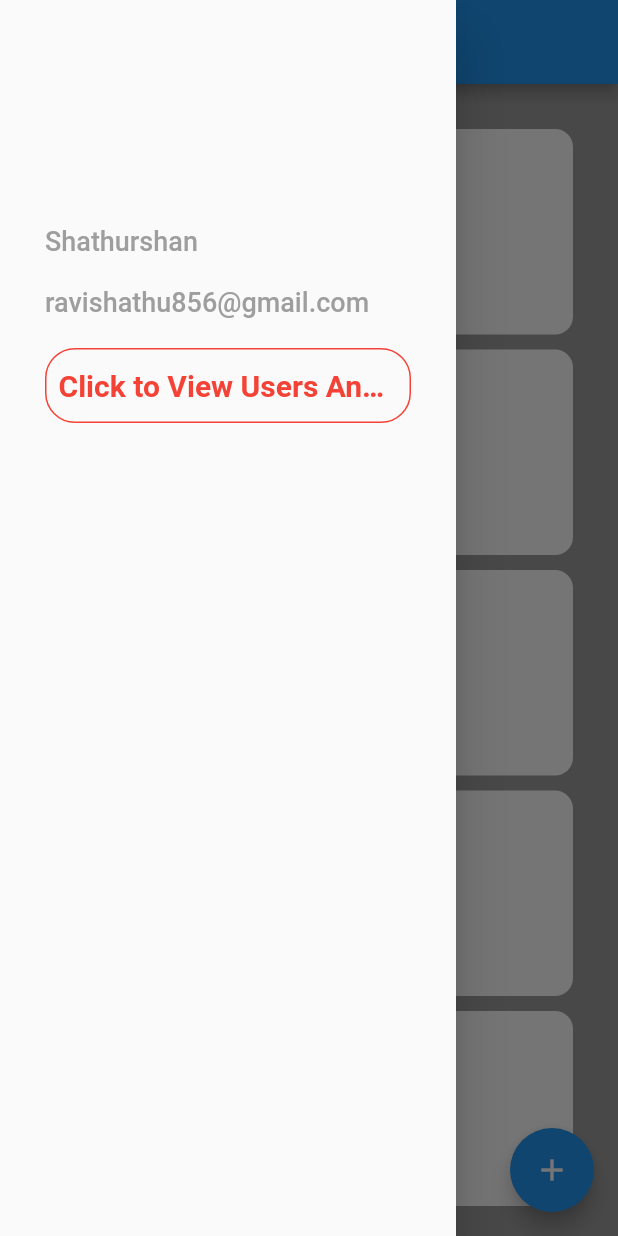
After one commit to shathurshan/Survey-project-frontend, a Flutter app: the AdminDashbordScreen screen opened by its route, with the side drawer open, on a phone screen of 412 x 824 dp. The commit adds this screen. Run offline on Flutter 3.47's test engine with Material 2 defaults, Android fonts, the light colour scheme and no system bars; network calls fail.

Commit message:
developed the user and admin dashbord screens and developed the create post screen as well

```diff
--- /dev/null
+++ b/lib/ui/admin/admin_dashbord_screen.dart
@@ -0,0 +1,71 @@
+import 'package:flutter/material.dart';
+import 'package:survey_project_front_end/ui/admin/create_post_screen.dart';
+import 'package:survey_project_front_end/widgets/custom_drawer.dart';
+import 'package:survey_project_front_end/widgets/survey_post_card.dart';
+
+class AdminDashbordScreen extends StatefulWidget {
+  static const routeName = '/admindashbordscreen';
+  const AdminDashbordScreen({super.key});
+
+  @override
+  State<AdminDashbordScreen> createState() => _AdminDashbordScreenState();
+}
+
+class _AdminDashbordScreenState extends State<AdminDashbordScreen> {
+  @override
+  Widget build(BuildContext context) {
+    return Scaffold(
+      backgroundColor: Colors.grey,
+      appBar: AppBar(
+        title: const Text("Admin Dashbord"),
+        centerTitle: true,
+      ),
+      drawer: CustomDrawer(
+        name: "Shathurshan",
+        nameFontSize: 18.0,
+        nameFontWeight: FontWeight.w500,
+        nameTextColor: Colors.grey,
+        flatButtonText: "Click to View Users Answers",
+        buttonFontSize: 20.0,
+        buttonFontWeight: FontWeight.w700,
+        buttonTextColor: Colors.red,
+        mail: "ravishathu856@gmail.com",
+        mailFontSize: 18.0,
+        mailFontWeight: FontWeight.w500,
+        mailTextColor: Colors.grey,
+        onClickFunction: () {},
+      ),
+      body: SafeArea(
+        child: Padding(
+          padding: const EdgeInsets.only(
+            left: 30.0,
+            right: 30.0,
+            top: 20.0,
+            bottom: 20.0,
+          ),
+          child: ListView.builder(
+            scrollDirection: Axis.vertical,
+            shrinkWrap: true,
+            itemCount: 6,
+            itemBuilder: (context, index) {
+              return const SurveyPostCard(
+                surveyName: "User Survey Salary",
+              );
+            },
+          ),
+        ),
+      ),
+      floatingActionButton: FloatingActionButton(
+        backgroundColor: Colors.blue,
+        onPressed: () {
+          Navigator.of(context).pushNamed(
+            CreatePostSceen.routeName,
+          );
+        },
+        child: const Icon(
+          Icons.add,
+        ),
+      ),
+    );
+  }
+}
--- /dev/null
+++ b/lib/widgets/custom_drawer.dart
@@ -0,0 +1,99 @@
+import 'package:flutter/material.dart';
+
+class CustomDrawer extends StatelessWidget {
+  final String? name;
+  final String? mail;
+  final String? flatButtonText;
+  final Function()? onClickFunction;
+  final Color? nameTextColor;
+  final Color? mailTextColor;
+  final Color? buttonTextColor;
+  final double? nameFontSize;
+  final double? mailFontSize;
+  final double? buttonFontSize;
+  final FontWeight? nameFontWeight;
+  final FontWeight? mailFontWeight;
+  final FontWeight? buttonFontWeight;
+  const CustomDrawer({
+    super.key,
+    this.name,
+    this.mail,
+    this.flatButtonText,
+    this.onClickFunction,
+    this.buttonFontSize,
+    this.buttonFontWeight,
+    this.buttonTextColor,
+    this.mailFontSize,
+    this.mailFontWeight,
+    this.mailTextColor,
+    this.nameFontSize,
+    this.nameFontWeight,
+    this.nameTextColor,
+  });
+
+  @override
+  Widget build(BuildContext context) {
+    return Drawer(
+      child: Padding(
+        padding: const EdgeInsets.only(
+          left: 30.0,
+          right: 30.0,
+          top: 150.0,
+          bottom: 50.0,
+        ),
+        child: Column(
+          crossAxisAlignment: CrossAxisAlignment.start,
+          mainAxisAlignment: MainAxisAlignment.start,
+          children: [
+            Text(
+              name ?? "",
+              style: TextStyle(
+                color: nameTextColor ?? Colors.white,
+                fontWeight: nameFontWeight ?? FontWeight.w400,
+                fontSize: nameFontSize ?? 14,
+                overflow: TextOverflow.ellipsis,
+              ),
+            ),
+            const SizedBox(
+              height: 20.0,
+            ),
+            Text(
+              mail ?? "",
+              style: TextStyle(
+                color: mailTextColor ?? Colors.white,
+                fontWeight: mailFontWeight ?? FontWeight.w400,
+                fontSize: mailFontSize ?? 14,
+                overflow: TextOverflow.ellipsis,
+              ),
+            ),
+            const SizedBox(
+              height: 20.0,
+            ),
+            Container(
+              decoration: BoxDecoration(
+                border: Border.all(
+                  color: Colors.red,
+                ),
+                borderRadius: const BorderRadius.all(
+                  Radius.circular(20),
+                ),
+              ),
+              child: TextButton(
+                onPressed: onClickFunction,
+                child: Text(
+                  flatButtonText ?? "",
+                  style: TextStyle(
+                    color: buttonTextColor ?? Colors.white,
+                    fontWeight: buttonFontWeight ?? FontWeight.w400,
+                    fontSize: buttonFontSize ?? 14,
+                    overflow: TextOverflow.ellipsis,
+                  ),
+                ),
+              ),
+            ),
+          ],
+        ),
+      ),
+    );
+  }
+}
--- /dev/null
+++ b/lib/widgets/survey_post_card.dart
@@ -0,0 +1,69 @@
+import 'package:flutter/material.dart';
+
+class SurveyPostCard extends StatelessWidget {
+  final String? surveyName;
+  final String? createdDate;
+  final Color? surveyNameTextColor;
+  final Function()? onClickCardFunction;
+  const SurveyPostCard({
+    super.key,
+    required this.surveyName,
+    this.createdDate,
+    this.surveyNameTextColor,
+    this.onClickCardFunction,
+  });
+
+  @override
+  Widget build(BuildContext context) {
+    return GestureDetector(
+      onTap: onClickCardFunction,
+      child: Container(
+        width: double.infinity,
+        padding: const EdgeInsets.only(
+          top: 40.0,
+          bottom: 40.0,
+        ),
+        margin: const EdgeInsets.only(
+          top: 10.0,
+        ),
+        decoration: BoxDecoration(
+          borderRadius: BorderRadius.circular(12),
+          color: Colors.white,
+          boxShadow: [
+            BoxShadow(
+              color: Colors.grey.withOpacity(0.5),
+              spreadRadius: 5,
+              blurRadius: 7,
+              offset: const Offset(0, 3),
+            ),
+          ],
+        ),
+        child: Column(
+          children: [
+            Text(
+              surveyName ?? "Survey Name",
+              style: TextStyle(
+                color: surveyNameTextColor ?? Colors.black,
+                fontWeight: FontWeight.w800,
+                fontSize: 20,
+                overflow: TextOverflow.ellipsis,
+              ),
+            ),
+            const SizedBox(
+              height: 20.0,
+            ),
+            Text(
+              "Created Date: ${createdDate ?? "2023-05-10"}",
+              style: const TextStyle(
+                color: Colors.grey,
+                fontWeight: FontWeight.w800,
+                fontSize: 12,
+                overflow: TextOverflow.ellipsis,
+              ),
+            )
+          ],
+        ),
+      ),
+    );
+  }
+}
```
Also changed, not shown: lib/main.dart (+9 -3 lines), lib/ui/admin/create_post_screen.dart (added, +66 -0 lines), lib/ui/admin/question_card.dart (added, +93 -0 lines), lib/ui/authendication/login_screen.dart (renamed from lib/ui/login_screen.dart, +7 -3 lines), lib/ui/authendication/register_screen.dart (renamed from lib/ui/register_screen.dart, +12 -8 lines), lib/ui/user/user_dashbord_screen.dart (added, +59 -0 lines).
